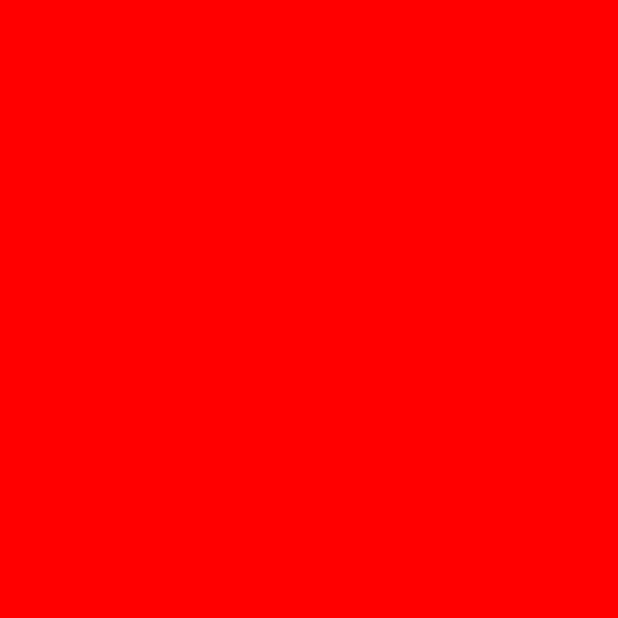
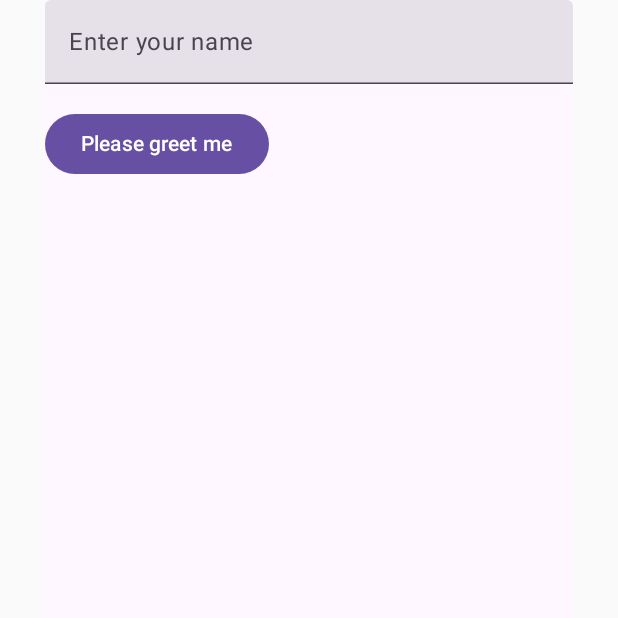
Before and after one commit to kadersuutlu/ComposeTutorial, an Android app built with Jetpack Compose: the screen it shows after launch (MainActivity), on a phone screen of 412 x 824 dp, the top half of it. Before the commit the part shown is empty. Run offline under Robolectric (Android 15) with nearby library versions, the phone set to English and light mode, and no system bars.

Commit message:
Textfields, Buttons & Showing Snackbars

```diff
--- a/app/src/main/java/com/kader/composeapp/MainActivity.kt
+++ b/app/src/main/java/com/kader/composeapp/MainActivity.kt
@@ -3,60 +3,76 @@ package com.kader.composeapp
 import android.os.Bundle
 import androidx.activity.ComponentActivity
 import androidx.activity.compose.setContent
-import androidx.compose.foundation.background
-import androidx.compose.foundation.clickable
-import androidx.compose.foundation.layout.Box
 import androidx.compose.foundation.layout.Column
+import androidx.compose.foundation.layout.Spacer
 import androidx.compose.foundation.layout.fillMaxSize
+import androidx.compose.foundation.layout.fillMaxWidth
+import androidx.compose.foundation.layout.height
+import androidx.compose.foundation.layout.padding
+import androidx.compose.material3.Button
+import androidx.compose.material3.Scaffold
+import androidx.compose.material3.SnackbarHost
+import androidx.compose.material3.SnackbarHostState
+import androidx.compose.material3.Text
+import androidx.compose.material3.TextField
 import androidx.compose.runtime.Composable
 import androidx.compose.runtime.mutableStateOf
 import androidx.compose.runtime.remember
+import androidx.compose.runtime.rememberCoroutineScope
 import androidx.compose.ui.Modifier
-import androidx.compose.ui.graphics.Color
-import kotlin.random.Random
+import androidx.compose.ui.unit.dp
+import kotlinx.coroutines.launch
+
 
 class MainActivity : ComponentActivity() {
     override fun onCreate(savedInstanceState: Bundle?) {
         super.onCreate(savedInstanceState)
         setContent {
-            Column(Modifier.fillMaxSize()) {
-                val color = remember {
-                    mutableStateOf(Color.Yellow)
-                }
-                ColorBox(
-                    Modifier
-                        .weight(1f)
-                        .fillMaxSize()
-                ) {
-                    color.value = it
-                }
-                Box(
-                    modifier = Modifier
-                        .background(color.value)
-
-                )
-            }
+            TextFieldWithButton()
         }
     }
 }
 
 @Composable
-fun ColorBox(
-    modifier: Modifier = Modifier,
-    updateColor: (Color) -> Unit
-) {
+fun TextFieldWithButton() {
+    val snackbarHostState = remember { SnackbarHostState() }
+    val textFieldState = remember { mutableStateOf("") }
+    val scope = rememberCoroutineScope()
 
-    Box(modifier = modifier
-        .background(Color.Red)
-        .clickable {
-            updateColor(
-                Color(
-                    Random.nextFloat(),
-                    Random.nextFloat(),
-                    Random.nextFloat(),
-                    1f
-                )
+    Scaffold(
+        modifier = Modifier
+            .fillMaxSize()
+            .padding(horizontal = 30.dp),
+        snackbarHost = {
+            SnackbarHost(
+                hostState = snackbarHostState
             )
         }
-    )
+    ) {
+        Column(
+            modifier = Modifier
+                .fillMaxSize()
+                .padding(it),
+        ) {
+            TextField(
+                value = textFieldState.value,
+                onValueChange = { newValue -> textFieldState.value = newValue },
+                label = { Text(text = "Enter your name") },
+                singleLine = true,
+                modifier = Modifier.fillMaxWidth()
+            )
+            Spacer(modifier = Modifier.height(16.dp))
+            Button(
+                onClick = {
+                    scope.launch {
+                        snackbarHostState.showSnackbar(
+                            "Hello ${textFieldState.value}"
+                        )
+                    }
+                }
+            ) {
+                Text(text = "Please greet me")
+            }
+        }
+    }
 }
```
